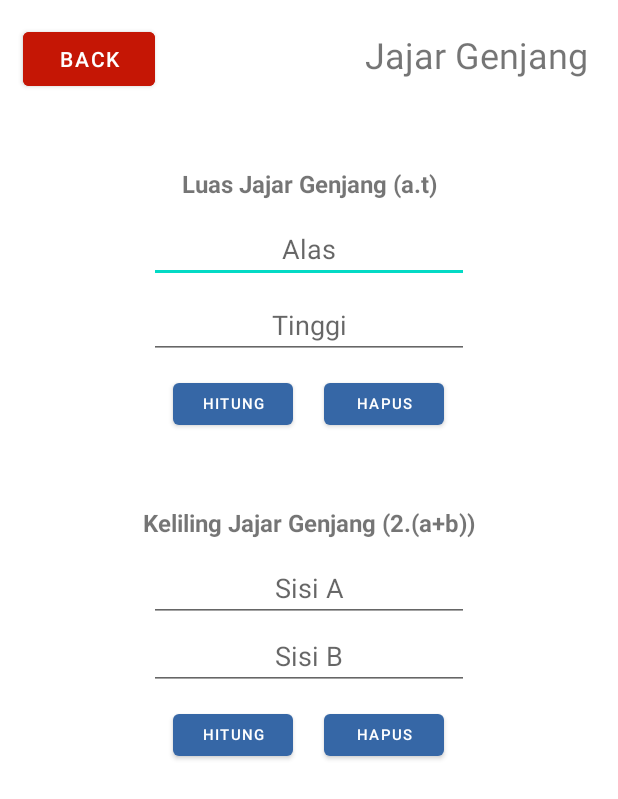
After one commit to Hakifi/HiHiBa, an Android app: the JajarGenjang screen opened directly, with no data from a screen before it, on a phone screen of 412 x 824 dp. The commit adds this screen. Shown: the top 799 px of the screen. Run offline under Robolectric (Android 15) with nearby library versions, the phone set to English and light mode, and no system bars.

Commit message:
full design of HiHiBa *added 2 more shape

```diff
--- a/app/src/main/AndroidManifest.xml
+++ b/app/src/main/AndroidManifest.xml
@@ -11,6 +11,12 @@
         android:supportsRtl="true"
         android:theme="@style/Theme.HiHiBa"
         tools:targetApi="31">
+        <activity
+            android:name=".BelahKetupat"
+            android:exported="false" />
+        <activity
+            android:name=".JajarGenjang"
+            android:exported="false" />
         <activity
             android:name=".AboutUs"
             android:exported="false" />
--- /dev/null
+++ b/app/src/main/java/com/hakifi/hihiba/JajarGenjang.java
@@ -0,0 +1,28 @@
+package com.hakifi.hihiba;
+
+import androidx.appcompat.app.AppCompatActivity;
+
+import android.content.Intent;
+import android.os.Bundle;
+import android.view.View;
+import android.widget.Button;
+
+public class JajarGenjang extends AppCompatActivity {
+
+    @Override
+    protected void onCreate(Bundle savedInstanceState) {
+        super.onCreate(savedInstanceState);
+        setContentView(R.layout.activity_jajar_genjang);
+        getSupportActionBar().hide();
+
+        Button btnBack = findViewById(R.id.back);
+
+        btnBack.setOnClickListener(new View.OnClickListener() {
+            @Override
+            public void onClick(View view) {
+                Intent explicit = new Intent(JajarGenjang.this, MainActivity.class);
+                startActivity(explicit);
+            }
+        });
+    }
+}
--- /dev/null
+++ b/app/src/main/res/layout/activity_jajar_genjang.xml
@@ -0,0 +1,166 @@
+<?xml version="1.0" encoding="utf-8"?>
+<androidx.constraintlayout.widget.ConstraintLayout xmlns:android="http://schemas.android.com/apk/res/android"
+    xmlns:app="http://schemas.android.com/apk/res-auto"
+    xmlns:tools="http://schemas.android.com/tools"
+    android:layout_width="match_parent"
+    android:layout_height="match_parent"
+    tools:context=".JajarGenjang">
+
+    <Button
+        android:id="@+id/back"
+        android:layout_width="wrap_content"
+        android:layout_height="wrap_content"
+        android:layout_marginStart="15dp"
+        android:layout_marginTop="15dp"
+        android:text="Back"
+        android:backgroundTint="@color/red"
+        app:layout_constraintStart_toStartOf="parent"
+        app:layout_constraintTop_toTopOf="parent" />
+
+    <TextView
+        android:id="@+id/textViewJajarGenjang"
+        android:layout_width="wrap_content"
+        android:layout_height="wrap_content"
+        android:layout_marginTop="20dp"
+        android:layout_marginEnd="20dp"
+        android:text="Jajar Genjang"
+        android:textSize="24sp"
+        app:layout_constraintEnd_toEndOf="parent"
+        app:layout_constraintTop_toTopOf="parent" />
+
+    <TextView
+        android:id="@+id/rumusLuas"
+        android:layout_width="wrap_content"
+        android:layout_height="wrap_content"
+        android:layout_marginStart="132dp"
+        android:layout_marginTop="48dp"
+        android:layout_marginEnd="132dp"
+        android:text="Luas Jajar Genjang (a.t)"
+        android:textSize="16sp"
+        android:textStyle="bold"
+        app:layout_constraintEnd_toEndOf="parent"
+        app:layout_constraintStart_toStartOf="parent"
+        app:layout_constraintTop_toBottomOf="@+id/back" />
+
+    <EditText
+        android:id="@+id/inputAlas"
+        android:layout_width="wrap_content"
+        android:layout_height="wrap_content"
+        android:layout_marginStart="100dp"
+        android:layout_marginTop="10dp"
+        android:layout_marginEnd="100dp"
+        android:ems="10"
+        android:hint="Alas"
+        android:textAlignment="center"
+        android:inputType="textPersonName"
+        app:layout_constraintEnd_toEndOf="parent"
+        app:layout_constraintStart_toStartOf="parent"
+        app:layout_constraintTop_toBottomOf="@+id/rumusLuas" />
+
+    <EditText
+        android:id="@+id/inputTinggi"
+        android:layout_width="wrap_content"
+        android:layout_height="wrap_content"
+        android:layout_marginStart="100dp"
+        android:layout_marginTop="5dp"
+        android:layout_marginEnd="100dp"
+        android:ems="10"
+        android:hint="Tinggi"
+        android:textAlignment="center"
+        android:inputType="textPersonName"
+        app:layout_constraintEnd_toEndOf="parent"
+        app:layout_constraintStart_toStartOf="parent"
+        app:layout_constraintTop_toBottomOf="@+id/inputAlas" />
+
+    <Button
+        android:id="@+id/hitung"
+        android:layout_width="80dp"
+        android:layout_height="40dp"
+        android:layout_marginStart="115dp"
+        android:layout_marginTop="10dp"
+        android:text="Hitung"
+        android:textSize="10dp"
+        app:layout_constraintStart_toStartOf="parent"
+        app:layout_constraintTop_toBottomOf="@+id/inputTinggi" />
+
+    <Button
+        android:id="@+id/hapus"
+        android:layout_width="80dp"
+        android:layout_height="40dp"
+        android:layout_marginStart="20dp"
+        android:layout_marginTop="10dp"
+        android:layout_marginEnd="115dp"
+        android:text="Hapus"
+        android:textSize="10dp"
+        app:layout_constraintEnd_toEndOf="parent"
+        app:layout_constraintStart_toEndOf="@+id/hitung"
+        app:layout_constraintTop_toBottomOf="@+id/inputTinggi" />
+
+
+    <TextView
+        android:id="@+id/rumusKeliling"
+        android:layout_width="wrap_content"
+        android:layout_height="wrap_content"
+        android:layout_marginStart="116dp"
+        android:layout_marginTop="48dp"
+        android:layout_marginEnd="116dp"
+        android:text="Keliling Jajar Genjang (2.(a+b))"
+        android:textSize="16sp"
+        android:textStyle="bold"
+        app:layout_constraintEnd_toEndOf="parent"
+        app:layout_constraintStart_toStartOf="parent"
+        app:layout_constraintTop_toBottomOf="@+id/hapus" />
+
+    <EditText
+        android:id="@+id/inputSisiA"
+        android:layout_width="wrap_content"
+        android:layout_height="wrap_content"
+        android:layout_marginStart="100dp"
+        android:layout_marginTop="10dp"
+        android:layout_marginEnd="100dp"
+        android:ems="10"
+        android:hint="Sisi A"
+        android:textAlignment="center"
+        android:inputType="textPersonName"
+        app:layout_constraintEnd_toEndOf="parent"
+        app:layout_constraintStart_toStartOf="parent"
+        app:layout_constraintTop_toBottomOf="@+id/rumusKeliling" />
+
+    <EditText
+        android:id="@+id/inputSisiB"
+        android:layout_width="wrap_content"
+        android:layout_height="wrap_content"
+        android:layout_marginStart="100dp"
+        android:layout_marginEnd="100dp"
+        android:ems="10"
+        android:hint="Sisi B"
+        android:textAlignment="center"
+        android:inputType="textPersonName"
+        app:layout_constraintEnd_toEndOf="parent"
+        app:layout_constraintStart_toStartOf="parent"
+        app:layout_constraintTop_toBottomOf="@+id/inputSisiA" />
+
+    <Button
+        android:id="@+id/hitung2"
+        android:layout_width="80dp"
+        android:layout_height="40dp"
+        android:layout_marginStart="115dp"
+        android:layout_marginTop="10dp"
+        android:text="Hitung"
+        android:textSize="10dp"
+        app:layout_constraintStart_toStartOf="parent"
+        app:layout_constraintTop_toBottomOf="@+id/inputSisiB" />
+
+    <Button
+        android:id="@+id/hapus2"
+        android:layout_width="80dp"
+        android:layout_height="40dp"
+        android:layout_marginStart="20dp"
+        android:layout_marginTop="10dp"
+        android:layout_marginEnd="115dp"
+        android:text="Hapus"
+        android:textSize="10dp"
+        app:layout_constraintEnd_toEndOf="parent"
+        app:layout_constraintStart_toEndOf="@+id/hitung2"
+        app:layout_constraintTop_toBottomOf="@+id/inputSisiB" />
+</androidx.constraintlayout.widget.ConstraintLayout>
--- a/app/src/main/res/values-night/themes.xml
+++ b/app/src/main/res/values-night/themes.xml
@@ -2,7 +2,7 @@
     <!-- Base application theme. -->
     <style name="Theme.HiHiBa" parent="Theme.MaterialComponents.DayNight.DarkActionBar">
         <!-- Primary brand color. -->
-        <item name="colorPrimary">@color/purple_200</item>
+        <item name="colorPrimary">@color/blue_500</item>
         <item name="colorPrimaryVariant">@color/blue_700</item>
         <item name="colorOnPrimary">@color/black</item>
         <!-- Secondary brand color. -->
```
Also changed, not shown: app/src/main/java/com/hakifi/hihiba/BelahKetupat.java (added, +28 -0 lines), app/src/main/java/com/hakifi/hihiba/MainActivity.java (+18 -0 lines), app/src/main/res/layout/activity_belah_ketupat.xml (added, +152 -0 lines), app/src/main/res/layout/activity_main.xml (+65 -0 lines), app/src/main/res/drawable/parallellogram.png (added), app/src/main/res/drawable/rhombus.png (added).
